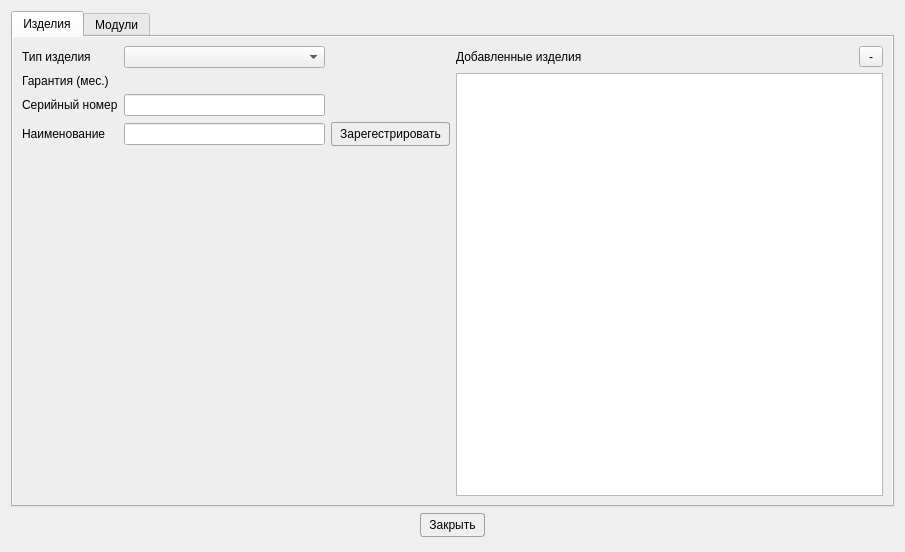
First picture: the form in Remont/createdevicewindow.ui, repository AlexeyScherbakov2021/Remont2, before the edit.
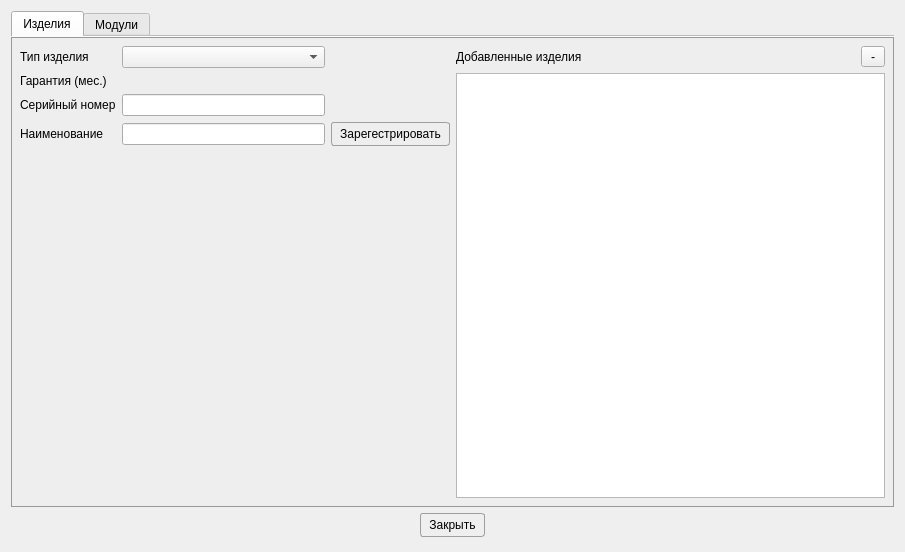
Second picture: the form after the edit. Icons and pictures are not drawn.

Patch:
```diff
--- a/Remont/createdevicewindow.ui
+++ b/Remont/createdevicewindow.ui
@@ -58,12 +58,31 @@
     <widget class="QTabWidget" name="tabWidget">
      <property name="styleSheet">
       <string notr="true">QWidget#tab, QWidget#tab_2 {
-background-color: #eeeeee
+background-color: #eeeeee;
+border: 1px solid #999999;
 }</string>
      </property>
+     <property name="tabShape">
+      <enum>QTabWidget::TabShape::Rounded</enum>
+     </property>
      <property name="currentIndex">
       <number>0</number>
      </property>
+     <property name="iconSize">
+      <size>
+       <width>24</width>
+       <height>24</height>
+      </size>
+     </property>
+     <property name="documentMode">
+      <bool>true</bool>
+     </property>
+     <property name="tabsClosable">
+      <bool>false</bool>
+     </property>
+     <property name="movable">
+      <bool>false</bool>
+     </property>
      <widget class="QWidget" name="tab">
       <attribute name="title">
        <string>Изделия</string>
```
Left out of the diff: 58 changed lines with no effect on the pictures.
